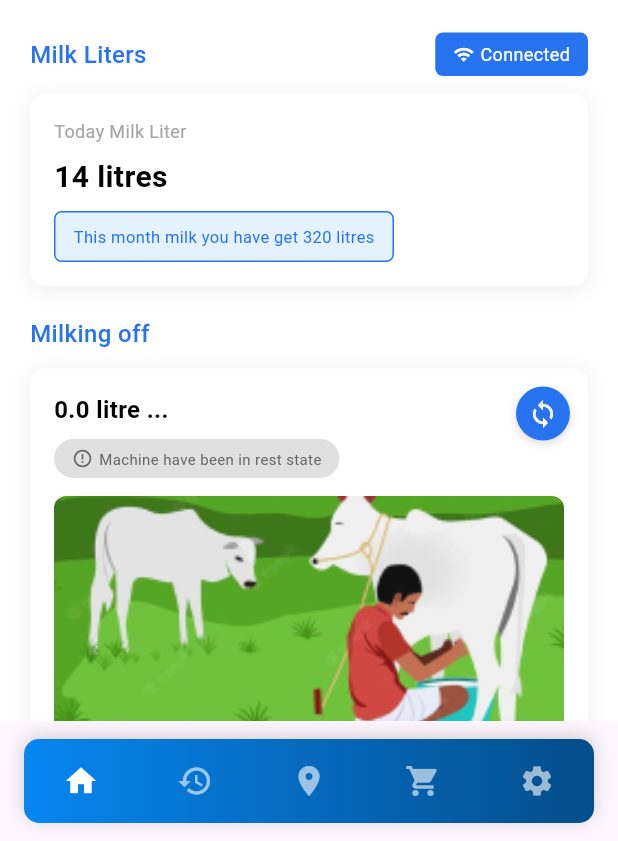
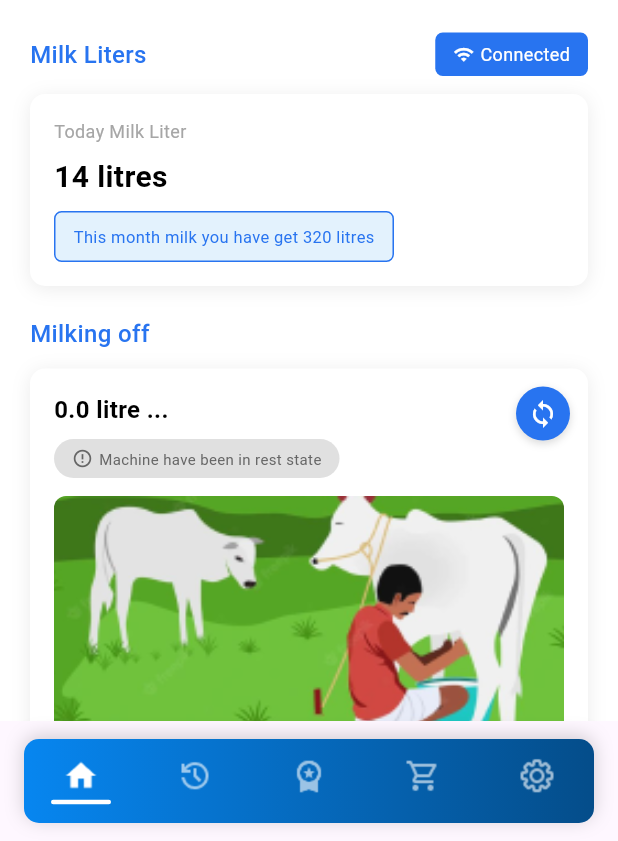
Before and after one commit to Raghul799/EaseMilker-App, a Flutter app: the screen it shows after launch, on a phone screen of 412 x 824 dp, the part 395-1236 px from its top. Run offline on Flutter 3.47's test engine with Material 3 defaults, Android fonts, the phone set to English and light mode, and no system bars; Roboto replaces fonts that are missing (Poppins).

Commit message:
Update navbar with custom icon images and animated underline indicator

```diff
--- a/lib/NavBar/navbar.dart
+++ b/lib/NavBar/navbar.dart
@@ -11,12 +11,12 @@ class AppNavBar extends StatelessWidget {
   final int selectedIndex;
   final ValueChanged<int> onTap;
 
-  static const List<IconData> _icons = [
-    Icons.home,
-    Icons.history,
-    Icons.location_on,
-    Icons.shopping_cart,
-    Icons.settings,
+  static const List<String> _iconPaths = [
+    'assets/images/home.png',
+    'assets/images/history.png',
+    'assets/images/premium.png',
+    'assets/images/shop.png',
+    'assets/images/setting.png',
   ];
 
   @override
@@ -53,7 +53,7 @@ class AppNavBar extends StatelessWidget {
             borderRadius: BorderRadius.circular(10),
             child: Row(
               mainAxisAlignment: MainAxisAlignment.spaceEvenly,
-              children: List.generate(_icons.length, (index) {
+              children: List.generate(_iconPaths.length, (index) {
                 final isSelected = index == selectedIndex;
                 return Expanded(
                   child: InkWell(
@@ -61,16 +61,41 @@ class AppNavBar extends StatelessWidget {
                     borderRadius: BorderRadius.circular(12),
                     splashColor: Colors.white24,
                     highlightColor: Colors.white10,
-                    child: Container(
-                      height: double.infinity,
-                      alignment: Alignment.center,
-                      child: Icon(
-                        _icons[index],
-                        size: iconSize,
-                        color: isSelected
-                            ? Colors.white
-                            : Colors.white.withAlpha(153),
-                      ),
+                    child: Column(
+                      mainAxisAlignment: MainAxisAlignment.center,
+                      children: [
+                        ColorFiltered(
+                          colorFilter: ColorFilter.mode(
+                            isSelected ? Colors.white : Colors.white.withValues(alpha: 0.6),
+                            BlendMode.srcIn,
+                          ),
+                          child: Image.asset(
+                            _iconPaths[index],
+                            width: iconSize,
+                            height: iconSize,
+                            fit: BoxFit.contain,
+                            filterQuality: FilterQuality.high,
+                            isAntiAlias: true,
+                            errorBuilder: (context, error, stackTrace) {
+                              return Icon(
+                                Icons.error_outline,
+                                size: iconSize,
+                                color: Colors.red,
+                              );
+                            },
+                          ),
+                        ),
+                        const SizedBox(height: 4),
+                        AnimatedContainer(
+                          duration: const Duration(milliseconds: 200),
+                          height: 3,
+                          width: isSelected ? 40 : 0,
+                          decoration: BoxDecoration(
+                            color: Colors.white,
+                            borderRadius: BorderRadius.circular(2),
+                          ),
+                        ),
+                      ],
                     ),
                   ),
                 );
```
Also changed, not shown: assets/images/history.png (added), assets/images/home.png (added), assets/images/premium.png (added), assets/images/setting.png (added), assets/images/shop.png (added).
